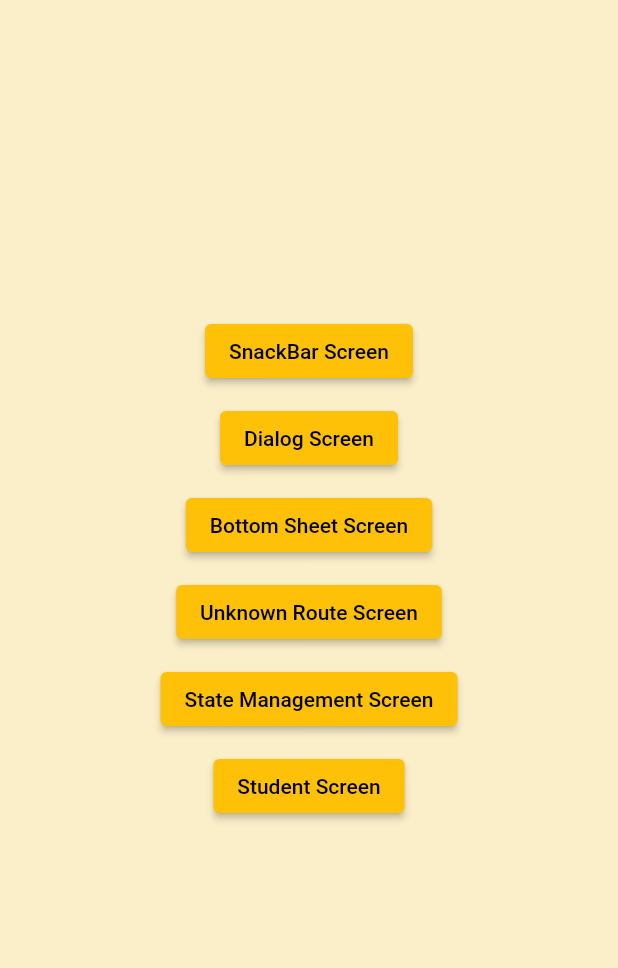
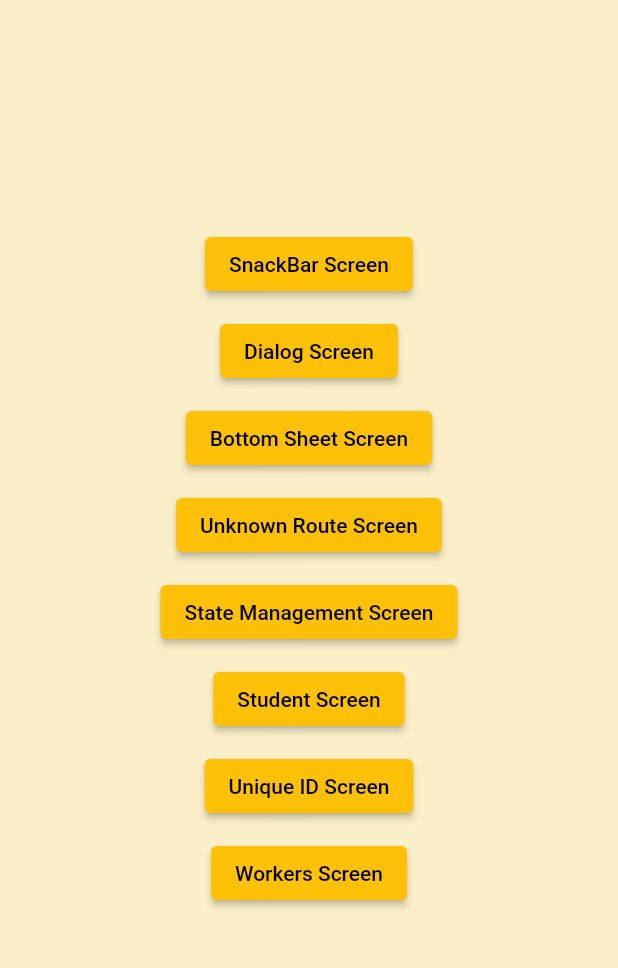
Before and after one commit to chayan-1906/getx-demo, a Flutter app: the screen it shows after launch, on a phone screen of 412 x 824 dp, the part 84-1052 px from its top. Run offline on Flutter 3.47's test engine with Material 2 defaults, Android fonts, the phone set to English and light mode, and no system bars; our stand-ins replace get.

Commit message:
#13 & 14 GetX UniqueID, GetX Workers

```diff
--- a/lib/home_screen.dart
+++ b/lib/home_screen.dart
@@ -3,7 +3,9 @@ import 'package:get/get.dart';
 import 'package:getx_demo/snackbar_screen.dart';
 import 'package:getx_demo/state_management_screen.dart';
 import 'package:getx_demo/student_screen.dart';
+import 'package:getx_demo/unique_id_screen.dart';
 import 'package:getx_demo/unknown_route_screen.dart';
+import 'package:getx_demo/workers_screen.dart';
 
 import 'bottom_sheet_screen.dart';
 import 'dialog_screen.dart';
@@ -96,15 +98,27 @@ class HomeScreen extends StatelessWidget {
             /// student screen
             ElevatedButton(
               onPressed: () {
-                /*Navigator.push(
-                  context,
-                  MaterialPageRoute(builder: (context) {
-                    return const StudentScreen();
-                  }),
-                );*/
                 Get.toNamed(StudentScreen.studentRoute);
               },
               child: const Text('Student Screen'),
+            ),
+            const SizedBox(height: 10.0),
+
+            /// unique id screen
+            ElevatedButton(
+              onPressed: () {
+                Get.toNamed(UniqueIDScreen.uniqueIDRoute);
+              },
+              child: const Text('Unique ID Screen'),
+            ),
+            const SizedBox(height: 10.0),
+
+            /// workers screen
+            ElevatedButton(
+              onPressed: () {
+                Get.toNamed(WorkersScreen.workersRoute);
+              },
+              child: const Text('Workers Screen'),
             ),
             const SizedBox(height: 10.0),
           ],
--- a/lib/main.dart
+++ b/lib/main.dart
@@ -5,6 +5,8 @@ import 'package:getx_demo/home_screen.dart';
 import 'package:getx_demo/snackbar_screen.dart';
 import 'package:getx_demo/state_management_screen.dart';
 import 'package:getx_demo/student_screen.dart';
+import 'package:getx_demo/unique_id_screen.dart';
+import 'package:getx_demo/workers_screen.dart';
 
 import 'unknown_route_screen.dart';
 
@@ -50,6 +52,16 @@ class MyApp extends StatelessWidget {
           page: () => const StudentScreen(),
           transition: Transition.cupertinoDialog,
         ),
+        GetPage(
+          name: UniqueIDScreen.uniqueIDRoute,
+          page: () => const UniqueIDScreen(),
+          transition: Transition.native,
+        ),
+        GetPage(
+          name: WorkersScreen.workersRoute,
+          page: () => const WorkersScreen(),
+          transition: Transition.downToUp,
+        ),
       ],
 
       /// TODO: Unknown Routes not working
```
Also changed, not shown: lib/custom_getx_controller.dart (+40 -0 lines), lib/unique_id_screen.dart (added, +51 -0 lines), lib/workers_screen.dart (added, +42 -0 lines).
